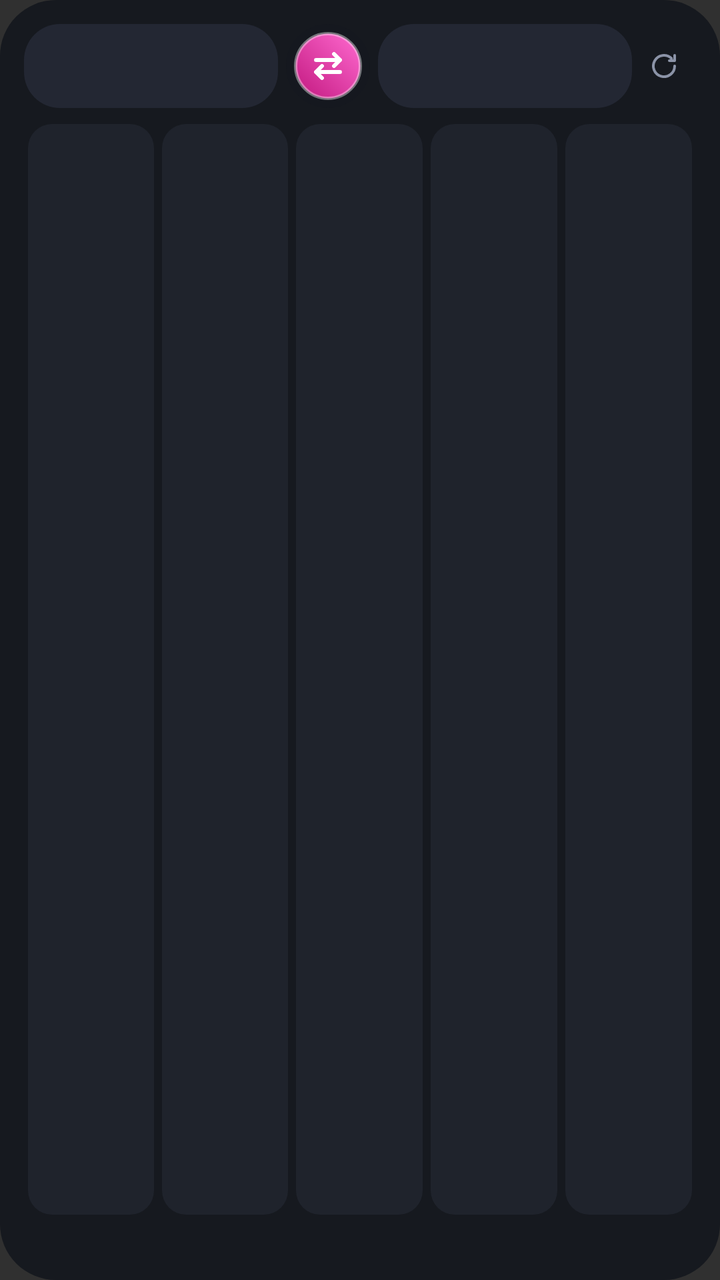
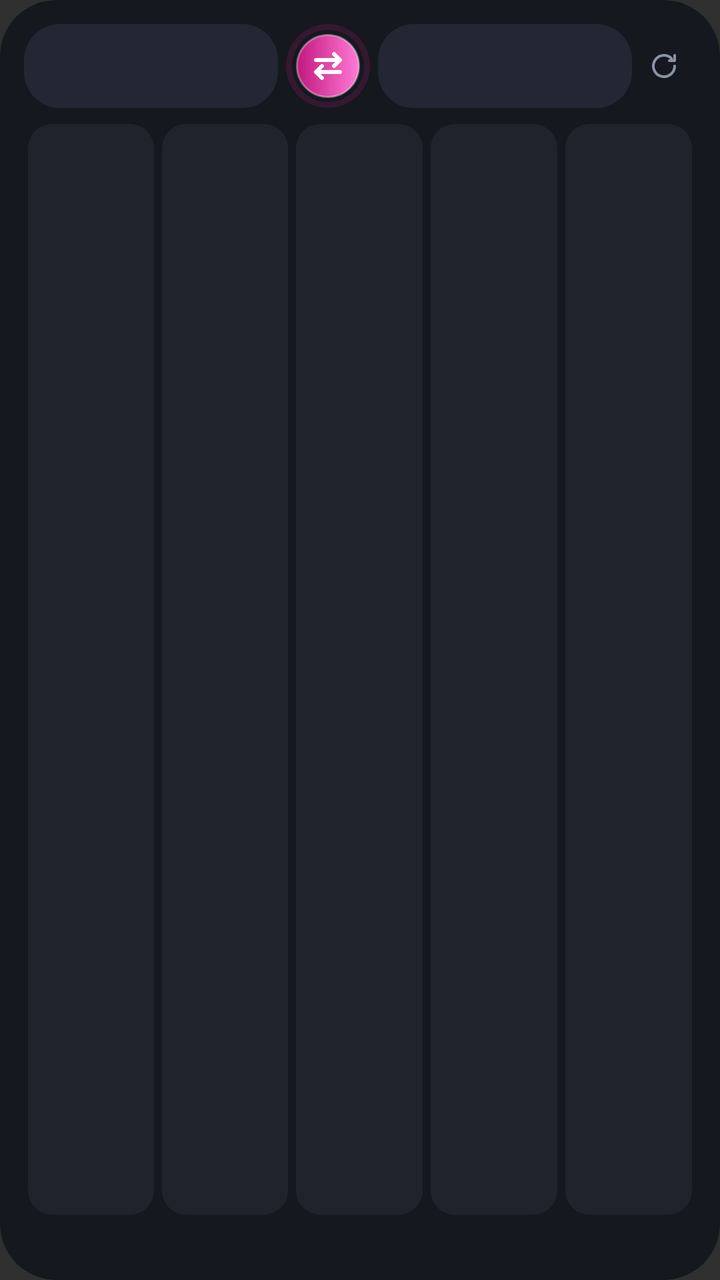

Two renders of the same Android screen: before a commit and after it. Below are the layout's source before the change and the commit's diff.
<!-- AndroidManifest.xml: application theme android:Theme.Material.NoActionBar -->
<!-- res/layout/preset_widget.xml -->
<?xml version="1.0" encoding="utf-8"?>
<LinearLayout xmlns:android="http://schemas.android.com/apk/res/android"
    android:layout_width="match_parent"
    android:layout_height="match_parent"
    android:background="@drawable/bg"
    android:orientation="vertical"
    android:padding="12dp">

    <LinearLayout
        android:layout_width="match_parent"
        android:layout_height="42dp"
        android:gravity="center_vertical"
        android:orientation="horizontal">
        <TextView android:id="@+id/from_btn" style="@style/FxHeaderChip" />
        <ImageView android:id="@+id/swap_btn" android:layout_width="42dp" android:layout_height="42dp"
            android:layout_marginStart="4dp" android:layout_marginEnd="4dp"
            android:background="@drawable/swap_circle" android:contentDescription="swap"
            android:padding="12dp" android:rotation="90" android:scaleType="fitCenter" android:src="@drawable/ic_swap" />
        <TextView android:id="@+id/to_btn" style="@style/FxHeaderChip" />
        <ImageView android:id="@+id/refresh_btn" android:layout_width="32dp" android:layout_height="match_parent"
            android:contentDescription="refresh" android:scaleType="center" android:src="@drawable/ic_refresh" />
    </LinearLayout>

    <LinearLayout
        android:id="@+id/presets"
        android:layout_width="match_parent"
        android:layout_height="0dp"
        android:layout_weight="1"
        android:layout_marginTop="6dp"
        android:orientation="horizontal">
        <LinearLayout style="@style/FxCell">
            <TextView android:id="@+id/p0_in" style="@style/FxCellIn" />
            <TextView android:id="@+id/p0_out" style="@style/FxCellOut" />
        </LinearLayout>
        <LinearLayout style="@style/FxCell">
            <TextView android:id="@+id/p1_in" style="@style/FxCellIn" />
            <TextView android:id="@+id/p1_out" style="@style/FxCellOut" />
        </LinearLayout>
        <LinearLayout style="@style/FxCell">
            <TextView android:id="@+id/p2_in" style="@style/FxCellIn" />
            <TextView android:id="@+id/p2_out" style="@style/FxCellOut" />
        </LinearLayout>
        <LinearLayout style="@style/FxCell">
            <TextView android:id="@+id/p3_in" style="@style/FxCellIn" />
            <TextView android:id="@+id/p3_out" style="@style/FxCellOut" />
        </LinearLayout>
        <LinearLayout style="@style/FxCell">
            <TextView android:id="@+id/p4_in" style="@style/FxCellIn" />
            <TextView android:id="@+id/p4_out" style="@style/FxCellOut" />
        </LinearLayout>
    </LinearLayout>

    <TextView android:id="@+id/status" android:layout_width="match_parent" android:layout_height="wrap_content"
        android:layout_marginTop="4dp" android:paddingStart="4dp" android:singleLine="true" android:ellipsize="end"
        android:textColor="#8B93A7" android:textSize="11sp" />
</LinearLayout>
<!-- resources referenced by this layout -->
<resources>
  <!-- drawable bg (drawable) -->
  <?xml version="1.0" encoding="utf-8"?>
  <shape xmlns:android="http://schemas.android.com/apk/res/android">
      <solid android:color="#F515181F" />
      <corners android:radius="28dp" />
  </shape>
  <!-- drawable ic_refresh (drawable) -->
  <?xml version="1.0" encoding="utf-8"?>
  <vector xmlns:android="http://schemas.android.com/apk/res/android"
      android:width="16dp" android:height="16dp" android:viewportWidth="24" android:viewportHeight="24">
      <path android:strokeColor="#8B93A7" android:strokeWidth="2" android:strokeLineCap="round"
          android:strokeLineJoin="round" android:pathData="M20,12a8,8 0 1,1 -2.35,-5.65M20,4v4h-4" />
  </vector>
  <!-- drawable swap_circle (drawable) -->
  <?xml version="1.0" encoding="utf-8"?>
  <layer-list xmlns:android="http://schemas.android.com/apk/res/android">
      
      <item>
          <shape android:shape="oval">
              <solid android:color="#15181F" />
          </shape>
      </item>
      <item android:bottom="4dp" android:left="4dp" android:right="4dp" android:top="4dp">
          <shape android:shape="oval">
              <gradient android:angle="315" android:endColor="#C2187F" android:startColor="#FF6AD0" />
              <stroke android:width="1.5dp" android:color="#66FFFFFF" />
          </shape>
      </item>
  </layer-list>
  <style name="FxCell">
          <item name="android:layout_width">0dp</item>
          <item name="android:layout_height">match_parent</item>
          <item name="android:layout_weight">1</item>
          <item name="android:layout_margin">2dp</item>
          <item name="android:background">@drawable/key</item>
          <item name="android:gravity">center</item>
          <item name="android:orientation">vertical</item>
      </style>
  <style name="FxCellIn">
          <item name="android:layout_width">wrap_content</item>
          <item name="android:layout_height">wrap_content</item>
          <item name="android:maxLines">1</item>
          <item name="android:textColor">#8B93A7</item>
          <item name="android:textSize">12sp</item>
      </style>
  <style name="FxCellOut">
          <item name="android:layout_width">wrap_content</item>
          <item name="android:layout_height">wrap_content</item>
          <item name="android:maxLines">1</item>
          <item name="android:textColor">#FF4FC3</item>
          <item name="android:textSize">18sp</item>
          <item name="android:textStyle">bold</item>
      </style>
  <!-- drawable key (drawable) -->
  <?xml version="1.0" encoding="utf-8"?>
  <shape xmlns:android="http://schemas.android.com/apk/res/android">
      <solid android:color="#1F232C" />
      <corners android:radius="12dp" />
  </shape>
  <!-- drawable row_active (drawable) -->
  <?xml version="1.0" encoding="utf-8"?>
  <shape xmlns:android="http://schemas.android.com/apk/res/android">
      <solid android:color="#232733" />
      <corners android:radius="18dp" />
  </shape>
  <!-- unchanged entries left out for length: 2 -->
</resources>

<!-- the commit's change to res/layout/preset_widget.xml (unified diff, before → after) -->
@@ -1,8 +1,22 @@
 <?xml version="1.0" encoding="utf-8"?>
-<LinearLayout xmlns:android="http://schemas.android.com/apk/res/android"
+<FrameLayout xmlns:android="http://schemas.android.com/apk/res/android"
+    android:id="@android:id/background"
     android:layout_width="match_parent"
     android:layout_height="match_parent"
-    android:background="@drawable/bg"
+    android:background="@drawable/theme_base_bg"
+    android:clipToOutline="true">
+
+    <ImageView
+        android:id="@+id/art"
+        android:layout_width="match_parent"
+        android:layout_height="match_parent"
+        android:contentDescription="@null"
+        android:scaleType="centerCrop"
+        android:src="@drawable/theme_base_art" />
+
+<LinearLayout
+    android:layout_width="match_parent"
+    android:layout_height="match_parent"
     android:orientation="vertical"
     android:padding="12dp">
 
@@ -14,7 +28,7 @@
         <TextView android:id="@+id/from_btn" style="@style/FxHeaderChip" />
         <ImageView android:id="@+id/swap_btn" android:layout_width="42dp" android:layout_height="42dp"
             android:layout_marginStart="4dp" android:layout_marginEnd="4dp"
-            android:background="@drawable/swap_circle" android:contentDescription="swap"
+            android:background="@drawable/theme_base_pill" android:contentDescription="swap"
             android:padding="12dp" android:rotation="90" android:scaleType="fitCenter" android:src="@drawable/ic_swap" />
         <TextView android:id="@+id/to_btn" style="@style/FxHeaderChip" />
         <ImageView android:id="@+id/refresh_btn" android:layout_width="32dp" android:layout_height="match_parent"
@@ -28,23 +42,23 @@
         android:layout_weight="1"
         android:layout_marginTop="6dp"
         android:orientation="horizontal">
-        <LinearLayout style="@style/FxCell">
+        <LinearLayout android:id="@+id/c0" style="@style/FxCell">
             <TextView android:id="@+id/p0_in" style="@style/FxCellIn" />
             <TextView android:id="@+id/p0_out" style="@style/FxCellOut" />
         </LinearLayout>
-        <LinearLayout style="@style/FxCell">
+        <LinearLayout android:id="@+id/c1" style="@style/FxCell">
             <TextView android:id="@+id/p1_in" style="@style/FxCellIn" />
             <TextView android:id="@+id/p1_out" style="@style/FxCellOut" />
         </LinearLayout>
-        <LinearLayout style="@style/FxCell">
+        <LinearLayout android:id="@+id/c2" style="@style/FxCell">
             <TextView android:id="@+id/p2_in" style="@style/FxCellIn" />
             <TextView android:id="@+id/p2_out" style="@style/FxCellOut" />
         </LinearLayout>
-        <LinearLayout style="@style/FxCell">
+        <LinearLayout android:id="@+id/c3" style="@style/FxCell">
             <TextView android:id="@+id/p3_in" style="@style/FxCellIn" />
             <TextView android:id="@+id/p3_out" style="@style/FxCellOut" />
         </LinearLayout>
-        <LinearLayout style="@style/FxCell">
+        <LinearLayout android:id="@+id/c4" style="@style/FxCell">
             <TextView android:id="@+id/p4_in" style="@style/FxCellIn" />
             <TextView android:id="@+id/p4_out" style="@style/FxCellOut" />
         </LinearLayout>
@@ -54,3 +68,4 @@
         android:layout_marginTop="4dp" android:paddingStart="4dp" android:singleLine="true" android:ellipsize="end"
         android:textColor="#8B93A7" android:textSize="11sp" />
 </LinearLayout>
+</FrameLayout>
<!-- resource entries referenced after the edit -->
@@ -1,11 +1,5 @@
 <!-- resources referenced by this layout -->
 <resources>
-  <!-- drawable bg (drawable) -->
-  <?xml version="1.0" encoding="utf-8"?>
-  <shape xmlns:android="http://schemas.android.com/apk/res/android">
-      <solid android:color="#F515181F" />
-      <corners android:radius="28dp" />
-  </shape>
   <!-- drawable ic_refresh (drawable) -->
   <?xml version="1.0" encoding="utf-8"?>
   <vector xmlns:android="http://schemas.android.com/apk/res/android"
@@ -13,21 +7,30 @@
       <path android:strokeColor="#8B93A7" android:strokeWidth="2" android:strokeLineCap="round"
           android:strokeLineJoin="round" android:pathData="M20,12a8,8 0 1,1 -2.35,-5.65M20,4v4h-4" />
   </vector>
-  <!-- drawable swap_circle (drawable) -->
+  <!-- drawable theme_base_art (drawable) -->
+  <?xml version="1.0" encoding="utf-8"?>
+  <vector xmlns:android="http://schemas.android.com/apk/res/android"
+      android:width="360dp" android:height="420dp" android:viewportWidth="360" android:viewportHeight="420">
+      <path android:fillColor="#00000000" android:pathData="M0,0h1v1h-1z" />
+  </vector>
+  <!-- drawable theme_base_bg (drawable) -->
+  <?xml version="1.0" encoding="utf-8"?>
+  <shape xmlns:android="http://schemas.android.com/apk/res/android">
+      <gradient android:angle="270" android:startColor="#15181F" android:endColor="#15181F" />
+      <corners android:radius="28dp" />
+  </shape>
+  <!-- drawable theme_base_pill (drawable) -->
   <?xml version="1.0" encoding="utf-8"?>
   <layer-list xmlns:android="http://schemas.android.com/apk/res/android">
-      
-      <item>
-          <shape android:shape="oval">
-              <solid android:color="#15181F" />
-          </shape>
-      </item>
-      <item android:bottom="4dp" android:left="4dp" android:right="4dp" android:top="4dp">
-          <shape android:shape="oval">
-              <gradient android:angle="315" android:endColor="#C2187F" android:startColor="#FF6AD0" />
-              <stroke android:width="1.5dp" android:color="#66FFFFFF" />
-          </shape>
-      </item>
+      <item><shape><solid android:color="#2EC2187F" /><corners android:radius="26dp" /></shape></item>
+      <item android:bottom="3dp" android:left="3dp" android:right="3dp" android:top="3dp">
+          <shape><solid android:color="#15181F" /><corners android:radius="23dp" /></shape></item>
+      <item android:bottom="5dp" android:left="5dp" android:right="5dp" android:top="5dp">
+          <shape><gradient android:angle="270" android:startColor="#FF7AD6" android:endColor="#C2187F" />
+              <stroke android:width="1dp" android:color="#59FFFFFF" /><corners android:radius="21dp" /></shape></item>
+      <item android:bottom="40dp" android:left="8dp" android:right="8dp" android:top="8dp">
+          <shape><gradient android:angle="270" android:startColor="#59FFFFFF" android:endColor="#00FFFFFF" />
+              <corners android:radius="18dp" /></shape></item>
   </layer-list>
   <style name="FxCell">
           <item name="android:layout_width">0dp</item>
